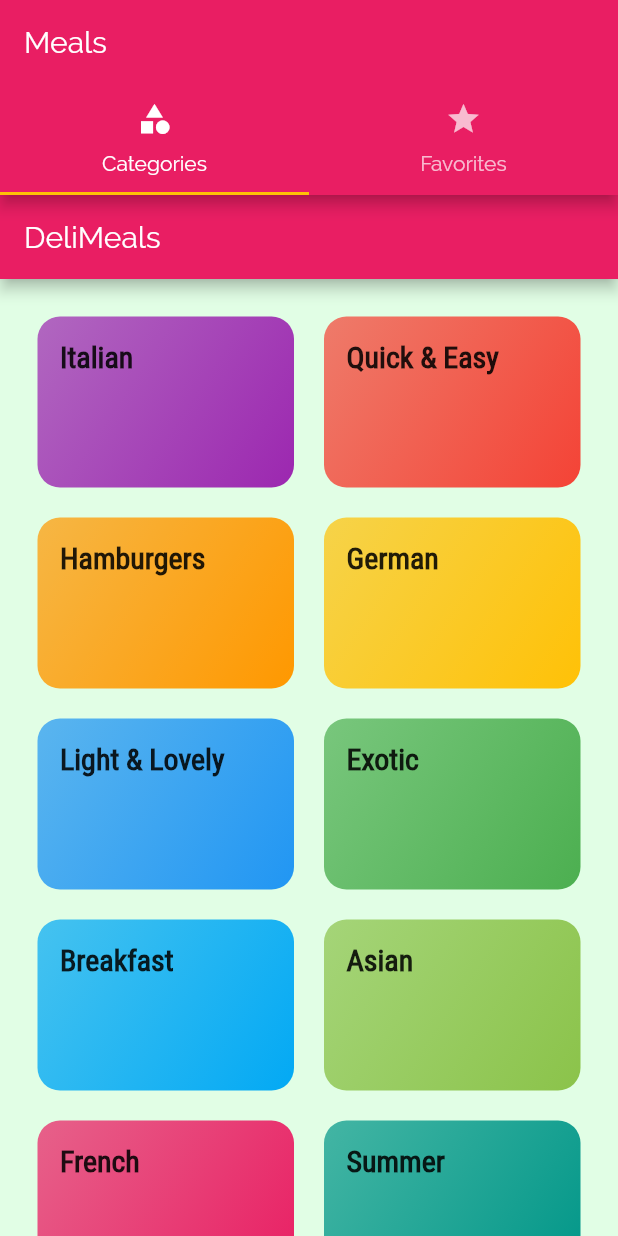
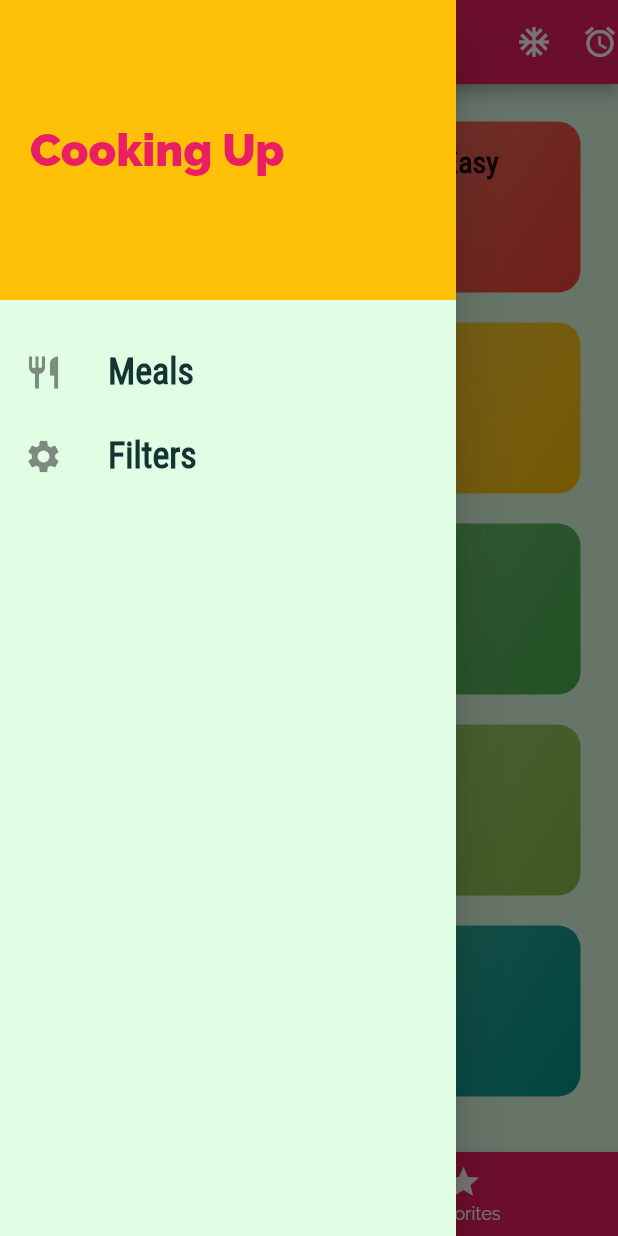
Before and after one commit to EviCoach/meals, a Flutter app: the screen it shows after launch, with the side drawer open (before the commit the screen has no drawer), on a phone screen of 412 x 824 dp. Run offline on Flutter 3.47's test engine with Material 2 defaults, Android fonts, the phone set to English and light mode, and no system bars.

```diff
--- a/meals_app/lib/main.dart
+++ b/meals_app/lib/main.dart
@@ -3,6 +3,7 @@ import "package:flutter/material.dart";
 import './screens/meal_detail_screen.dart';
 import 'package:meals_app/screens/tabs_screen.dart';
 import './screens/category_meals_screen.dart';
+import './screens/filters_screen.dart';
 
 main() => runApp(MyApp());
 
@@ -32,10 +33,12 @@ class MyApp extends StatelessWidget {
               ),
         ),
         initialRoute: '/',
+        // routing table
         routes: {
           '/': (ctx) => TabsScreen(),
           CategoryMealsScreen.routeName: (ctx) => CategoryMealsScreen(),
           MealDetailScreen.routeName: (ctx) => MealDetailScreen(),
+          FiltersScreen.routeName: (ctx) => FiltersScreen(),
         } // marks the root screen of your app
         );
   }
--- a/meals_app/lib/screens/categories_screen.dart
+++ b/meals_app/lib/screens/categories_screen.dart
@@ -7,9 +7,9 @@ class CategoriesScreen extends StatelessWidget {
   @override
   Widget build(BuildContext context) {
     return Scaffold(
-      appBar: AppBar(
-        title: Text('DeliMeals'),
-      ),
+      // appBar: AppBar(
+      //   title: Text('DeliMeals'),
+      // ),
       body: GridView(
         padding: EdgeInsets.all(25),
         children: DUMMY_CATEGORIES
--- a/meals_app/lib/screens/tabs_screen.dart
+++ b/meals_app/lib/screens/tabs_screen.dart
@@ -1,4 +1,5 @@
 import 'package:flutter/material.dart';
+import '../widgets/main_drawer.dart';
 import './categories_screen.dart';
 import './favorites_screen.dart';
 
@@ -8,35 +9,80 @@ class TabsScreen extends StatefulWidget {
 }
 
 class _TabsScreenState extends State<TabsScreen> {
+  int _selectedPageIndex = 0;
+  final List<Map<String, dynamic>> _pages = [
+    {'page': CategoriesScreen(), 'title': 'Categories'},
+    {'page': FavoritesScreen(), 'title': 'Your Favorites'}
+  ];
+
+  void _selectPage(int index) {
+    setState(() {
+      _selectedPageIndex = index;
+    });
+  }
+
   @override
   Widget build(BuildContext context) {
-    return DefaultTabController(
-      length: 2,
-      child: Scaffold(
-        appBar: AppBar(
-          title: Text("Meals"),
-          bottom: TabBar(
-            tabs: <Widget>[
-              Tab(
-                icon: Icon(
-                  Icons.category,
-                ),
-                text: 'Categories',
-              ),
-              Tab(
-                icon: Icon(Icons.star),
-                text: 'Favorites',
-              )
-            ],
+    // DefaultTabController(
+    //   length: 2,
+    //   child: Scaffold(
+    //     appBar: AppBar(
+    //       title: Text("Meals"),
+    //       bottom: TabBar(
+    //         tabs: <Widget>[
+    //           Tab(
+    //             icon: Icon(
+    //               Icons.category,
+    //             ),
+    //             text: 'Categories',
+    //           ),
+    //           Tab(
+    //             icon: Icon(Icons.star),
+    //             text: 'Favorites',
+    //           )
+    //         ],
+    //       ),
+    //     ),
+    //     body: TabBarView(
+    //       children: <Widget>[
+    //         // the order of the tabs should match the order of the screens
+    //         CategoriesScreen(),
+    //         FavoritesScreen(),
+    //       ],
+    //     ),
+    //   ),
+    // );
+
+    return Scaffold(
+      appBar: AppBar(
+        title: Text(_pages[_selectedPageIndex]['title']),
+        actions: <Widget>[
+          Icon(Icons.ac_unit),
+          SizedBox(
+            width: 20,
           ),
-        ),
-        body: TabBarView(
-          children: <Widget>[
-            // the order of the tabs should match the order of the screens
-            CategoriesScreen(),
-            FavoritesScreen(),
-          ],
-        ),
+          Icon(Icons.access_alarm),
+        ],
+      ),
+
+      drawer: MainDrawer(),
+      body: _pages[_selectedPageIndex]['page'],
+      bottomNavigationBar: BottomNavigationBar(
+        onTap: _selectPage,
+        backgroundColor: Theme.of(context).primaryColor,
+        unselectedItemColor: Colors.white,
+        selectedItemColor: Theme.of(context).accentColor,
+        currentIndex: _selectedPageIndex,
+        items: [
+          BottomNavigationBarItem(
+            icon: Icon(Icons.category),
+            title: Text('Categories'),
+          ),
+          BottomNavigationBarItem(
+            icon: Icon(Icons.star),
+            title: Text('Favorites'),
+          ),
+        ],
       ),
     );
   }
--- /dev/null
+++ b/meals_app/lib/widgets/main_drawer.dart
@@ -0,0 +1,64 @@
+import 'package:flutter/material.dart';
+
+import '../screens/filters_screen.dart';
+
+class MainDrawer extends StatelessWidget {
+  Widget buildListTile(String title, IconData icon, Function tapHandler) {
+    return ListTile(
+      leading: Icon(
+        icon,
+        size: 26,
+      ),
+      title: Text(
+        title,
+        style: TextStyle(
+          fontFamily: 'RobotoCondensed',
+          fontSize: 24,
+          fontWeight: FontWeight.bold,
+        ),
+      ),
+      onTap: tapHandler,
+    );
+  }
+
+  @override
+  Widget build(BuildContext context) {
+    return Drawer(
+      child: Column(
+        children: <Widget>[
+          Container(
+            height: 200,
+            width: double.infinity,
+            padding: EdgeInsets.all(20),
+            alignment: Alignment.centerLeft,
+            color: Theme.of(context).accentColor,
+            child: Text(
+              'Cooking Up',
+              style: TextStyle(
+                  fontWeight: FontWeight.w900,
+                  fontSize: 30,
+                  color: Theme.of(context).primaryColor),
+            ),
+          ),
+          SizedBox(
+            height: 20,
+          ),
+          buildListTile(
+            'Meals',
+            Icons.restaurant,
+            () {
+              Navigator.of(context).pushNamed('/');
+            },
+          ),
+          buildListTile(
+            'Filters',
+            Icons.settings,
+            () {
+              Navigator.of(context).pushNamed(FiltersScreen.routeName);
+            },
+          ),
+        ],
+      ),
+    );
+  }
+}
```
Also changed, not shown: meals_app/lib/screens/category_meals_screen.dart (+47 -16 lines), meals_app/lib/screens/favorites_screen.dart (+9 -4 lines), meals_app/lib/screens/filters_screen.dart (added, +16 -0 lines), meals_app/lib/screens/meal_detail_screen.dart (+6 -1 lines), meals_app/lib/widgets/meal_item.dart (+9 -2 lines).
